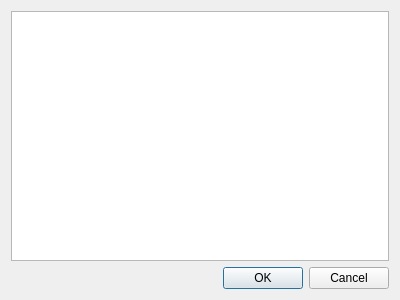
Old version of the form mkstools/dialogs/dlgresults.ui in the repository diegowald/mkstools.
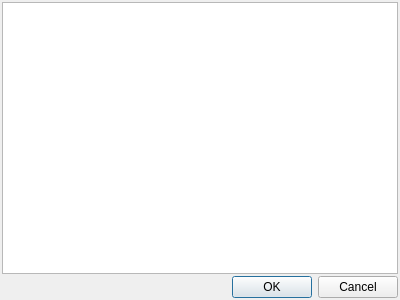
New version of the form.

What changed in the file:
```diff
--- a/mkstools/dialogs/dlgresults.ui
+++ b/mkstools/dialogs/dlgresults.ui
@@ -14,6 +14,21 @@
    <string>Resultados</string>
   </property>
   <layout class="QVBoxLayout" name="verticalLayout">
+   <property name="spacing">
+    <number>2</number>
+   </property>
+   <property name="leftMargin">
+    <number>2</number>
+   </property>
+   <property name="topMargin">
+    <number>2</number>
+   </property>
+   <property name="rightMargin">
+    <number>2</number>
+   </property>
+   <property name="bottomMargin">
+    <number>2</number>
+   </property>
    <item>
     <widget class="QTextEdit" name="textEdit"/>
    </item>
```
